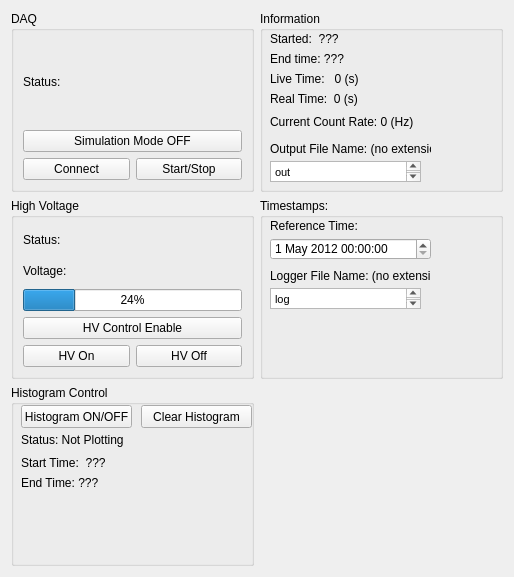
The window that examples/LynxDAQ/src/DAQControlWidget.ui (benyee/grif) describes before a commit, drawn with Qt 5.
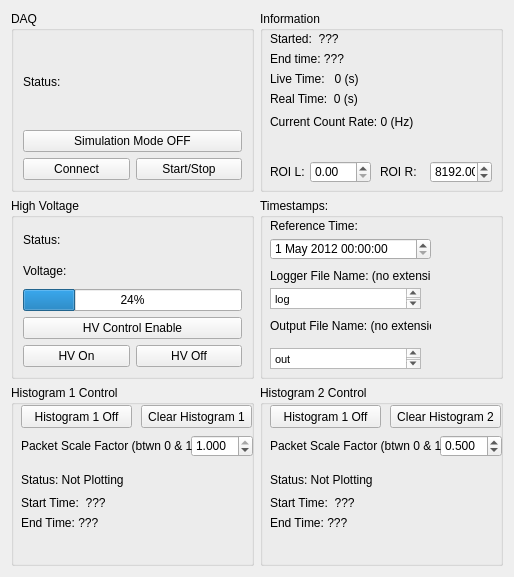
The same window after the commit.

Commit message: Added second histogram, hist. rate inputs

Diff of the .ui file:
```diff
--- a/examples/LynxDAQ/src/DAQControlWidget.ui
+++ b/examples/LynxDAQ/src/DAQControlWidget.ui
@@ -114,111 +114,6 @@
      </layout>
     </widget>
    </item>
-   <item row="1" column="1">
-    <widget class="QGroupBox" name="groupBox">
-     <property name="autoFillBackground">
-      <bool>true</bool>
-     </property>
-     <property name="title">
-      <string>Information</string>
-     </property>
-     <widget class="QLabel" name="startTime">
-      <property name="geometry">
-       <rect>
-        <x>10</x>
-        <y>20</y>
-        <width>231</width>
-        <height>16</height>
-       </rect>
-      </property>
-      <property name="text">
-       <string>Started:  ???</string>
-      </property>
-     </widget>
-     <widget class="QLabel" name="realTime">
-      <property name="geometry">
-       <rect>
-        <x>10</x>
-        <y>80</y>
-        <width>171</width>
-        <height>16</height>
-       </rect>
-      </property>
-      <property name="text">
-       <string>Real Time:  0 (s)</string>
-      </property>
-     </widget>
-     <widget class="QLabel" name="liveTime">
-      <property name="geometry">
-       <rect>
-        <x>10</x>
-        <y>60</y>
-        <width>171</width>
-        <height>16</height>
-       </rect>
-      </property>
-      <property name="text">
-       <string>Live Time:   0 (s)</string>
-      </property>
-     </widget>
-     <widget class="QLabel" name="countRate">
-      <property name="geometry">
-       <rect>
-        <x>10</x>
-        <y>100</y>
-        <width>161</width>
-        <height>21</height>
-       </rect>
-      </property>
-      <property name="text">
-       <string>Current Count Rate: 0 (Hz)</string>
-      </property>
-     </widget>
-     <widget class="QTextEdit" name="outFileName">
-      <property name="geometry">
-       <rect>
-        <x>10</x>
-        <y>150</y>
-        <width>151</width>
-        <height>21</height>
-       </rect>
-      </property>
-      <property name="html">
-       <string>&lt;!DOCTYPE HTML PUBLIC &quot;-//W3C//DTD HTML 4.0//EN&quot; &quot;http://www.w3.org/TR/REC-html40/strict.dtd&quot;&gt;
-&lt;html&gt;&lt;head&gt;&lt;meta name=&quot;qrichtext&quot; content=&quot;1&quot; /&gt;&lt;style type=&quot;text/css&quot;&gt;
-p, li { white-space: pre-wrap; }
-&lt;/style&gt;&lt;/head&gt;&lt;body style=&quot; font-family:'MS Shell Dlg 2'; font-size:8.25pt; font-weight:400; font-style:normal;&quot;&gt;
-&lt;p style=&quot; margin-top:0px; margin-bottom:0px; margin-left:0px; margin-right:0px; -qt-block-indent:0; text-indent:0px;&quot;&gt;&lt;span style=&quot; font-size:8pt;&quot;&gt;out&lt;/span&gt;&lt;/p&gt;&lt;/body&gt;&lt;/html&gt;</string>
-      </property>
-     </widget>
-     <widget class="QLabel" name="fileNameInstruction">
-      <property name="geometry">
-       <rect>
-        <x>10</x>
-        <y>130</y>
-        <width>161</width>
-        <height>16</height>
-       </rect>
-      </property>
-      <property name="text">
-       <string>Output File Name: (no extension)</string>
-      </property>
-     </widget>
-     <widget class="QLabel" name="endTime">
-      <property name="geometry">
-       <rect>
-        <x>10</x>
-        <y>40</y>
-        <width>231</width>
-        <height>16</height>
-       </rect>
-      </property>
-      <property name="text">
-       <string>End time: ???</string>
-      </property>
-     </widget>
-    </widget>
-   </item>
    <item row="2" column="1">
     <widget class="QGroupBox" name="groupBox_2">
      <property name="autoFillBackground">
@@ -290,6 +185,36 @@
        <string>Logger File Name: (no extension)</string>
       </property>
      </widget>
+     <widget class="QTextEdit" name="outFileName">
+      <property name="geometry">
+       <rect>
+        <x>10</x>
+        <y>150</y>
+        <width>151</width>
+        <height>21</height>
+       </rect>
+      </property>
+      <property name="html">
+       <string>&lt;!DOCTYPE HTML PUBLIC &quot;-//W3C//DTD HTML 4.0//EN&quot; &quot;http://www.w3.org/TR/REC-html40/strict.dtd&quot;&gt;
+&lt;html&gt;&lt;head&gt;&lt;meta name=&quot;qrichtext&quot; content=&quot;1&quot; /&gt;&lt;style type=&quot;text/css&quot;&gt;
+p, li { white-space: pre-wrap; }
+&lt;/style&gt;&lt;/head&gt;&lt;body style=&quot; font-family:'MS Shell Dlg 2'; font-size:8.25pt; font-weight:400; font-style:normal;&quot;&gt;
+&lt;p style=&quot; margin-top:0px; margin-bottom:0px; margin-left:0px; margin-right:0px; -qt-block-indent:0; text-indent:0px;&quot;&gt;&lt;span style=&quot; font-size:8pt;&quot;&gt;out&lt;/span&gt;&lt;/p&gt;&lt;/body&gt;&lt;/html&gt;</string>
+      </property>
+     </widget>
+     <widget class="QLabel" name="fileNameInstruction">
+      <property name="geometry">
+       <rect>
+        <x>10</x>
+        <y>120</y>
+        <width>161</width>
+        <height>16</height>
+       </rect>
+      </property>
+      <property name="text">
+       <string>Output File Name: (no extension)</string>
+      </property>
+     </widget>
     </widget>
    </item>
    <item row="3" column="0">
@@ -301,71 +226,337 @@
       <bool>true</bool>
      </property>
      <property name="title">
-      <string>Histogram Control</string>
+      <string>Histogram 1 Control</string>
      </property>
-     <widget class="QPushButton" name="histOnOff">
+     <widget class="QLabel" name="histStatus1">
       <property name="geometry">
        <rect>
         <x>10</x>
+        <y>80</y>
+        <width>111</width>
+        <height>30</height>
+       </rect>
+      </property>
+      <property name="text">
+       <string>Status: Not Plotting</string>
+      </property>
+     </widget>
+     <widget class="QLabel" name="histStart1">
+      <property name="geometry">
+       <rect>
+        <x>10</x>
+        <y>110</y>
+        <width>231</width>
+        <height>16</height>
+       </rect>
+      </property>
+      <property name="text">
+       <string>Start Time:  ???</string>
+      </property>
+     </widget>
+     <widget class="QLabel" name="histEnd1">
+      <property name="geometry">
+       <rect>
+        <x>10</x>
+        <y>130</y>
+        <width>231</width>
+        <height>16</height>
+       </rect>
+      </property>
+      <property name="text">
+       <string>End Time: ???</string>
+      </property>
+     </widget>
+     <widget class="QPushButton" name="histClear1">
+      <property name="geometry">
+       <rect>
+        <x>130</x>
         <y>20</y>
         <width>111</width>
         <height>23</height>
        </rect>
       </property>
       <property name="text">
-       <string>Histogram ON/OFF</string>
+       <string>Clear Histogram 1</string>
       </property>
      </widget>
-     <widget class="QLabel" name="histstatus">
+     <widget class="QPushButton" name="histOnOff1">
+      <property name="geometry">
+       <rect>
+        <x>10</x>
+        <y>20</y>
+        <width>111</width>
+        <height>23</height>
+       </rect>
+      </property>
+      <property name="text">
+       <string>Histogram 1 Off</string>
+      </property>
+     </widget>
+     <widget class="QDoubleSpinBox" name="packetValue1">
+      <property name="geometry">
+       <rect>
+        <x>180</x>
+        <y>50</y>
+        <width>62</width>
+        <height>22</height>
+       </rect>
+      </property>
+      <property name="decimals">
+       <number>3</number>
+      </property>
+      <property name="maximum">
+       <double>1.000000000000000</double>
+      </property>
+      <property name="value">
+       <double>1.000000000000000</double>
+      </property>
+     </widget>
+     <widget class="QLabel" name="packetInfo1">
+      <property name="geometry">
+       <rect>
+        <x>10</x>
+        <y>50</y>
+        <width>171</width>
+        <height>21</height>
+       </rect>
+      </property>
+      <property name="text">
+       <string>Packet Scale Factor (btwn 0 &amp; 1)</string>
+      </property>
+     </widget>
+    </widget>
+   </item>
+   <item row="3" column="1">
+    <widget class="QGroupBox" name="histbox2">
+     <property name="autoFillBackground">
+      <bool>true</bool>
+     </property>
+     <property name="title">
+      <string>Histogram 2 Control</string>
+     </property>
+     <widget class="QPushButton" name="histClear2">
+      <property name="geometry">
+       <rect>
+        <x>130</x>
+        <y>20</y>
+        <width>111</width>
+        <height>23</height>
+       </rect>
+      </property>
+      <property name="text">
+       <string>Clear Histogram 2</string>
+      </property>
+     </widget>
+     <widget class="QLabel" name="histStatus2">
+      <property name="geometry">
+       <rect>
+        <x>10</x>
+        <y>80</y>
+        <width>111</width>
+        <height>30</height>
+       </rect>
+      </property>
+      <property name="text">
+       <string>Status: Not Plotting</string>
+      </property>
+     </widget>
+     <widget class="QLabel" name="histStart2">
+      <property name="geometry">
+       <rect>
+        <x>10</x>
+        <y>110</y>
+        <width>231</width>
+        <height>16</height>
+       </rect>
+      </property>
+      <property name="text">
+       <string>Start Time:  ???</string>
+      </property>
+     </widget>
+     <widget class="QLabel" name="histEnd2">
+      <property name="geometry">
+       <rect>
+        <x>10</x>
+        <y>130</y>
+        <width>231</width>
+        <height>16</height>
+       </rect>
+      </property>
+      <property name="text">
+       <string>End Time: ???</string>
+      </property>
+     </widget>
+     <widget class="QDoubleSpinBox" name="packetValue2">
+      <property name="geometry">
+       <rect>
+        <x>180</x>
+        <y>50</y>
+        <width>62</width>
+        <height>22</height>
+       </rect>
+      </property>
+      <property name="decimals">
+       <number>3</number>
+      </property>
+      <property name="maximum">
+       <double>1.000000000000000</double>
+      </property>
+      <property name="value">
+       <double>0.500000000000000</double>
+      </property>
+     </widget>
+     <widget class="QLabel" name="packetInfo2">
+      <property name="geometry">
+       <rect>
+        <x>10</x>
+        <y>50</y>
+        <width>171</width>
+        <height>21</height>
+       </rect>
+      </property>
+      <property name="text">
+       <string>Packet Scale Factor (btwn 0 &amp; 1)</string>
+      </property>
+     </widget>
+     <widget class="QPushButton" name="histOnOff2">
+      <property name="geometry">
+       <rect>
+        <x>10</x>
+        <y>20</y>
+        <width>111</width>
+        <height>23</height>
+       </rect>
+      </property>
+      <property name="text">
+       <string>Histogram 1 Off</string>
+      </property>
+     </widget>
+    </widget>
+   </item>
+   <item row="1" column="1">
+    <widget class="QGroupBox" name="groupBox">
+     <property name="autoFillBackground">
+      <bool>true</bool>
+     </property>
+     <property name="title">
+      <string>Information</string>
+     </property>
+     <widget class="QLabel" name="startTime">
+      <property name="geometry">
+       <rect>
+        <x>10</x>
+        <y>20</y>
+        <width>231</width>
+        <height>16</height>
+       </rect>
+      </property>
+      <property name="text">
+       <string>Started:  ???</string>
+      </property>
+     </widget>
+     <widget class="QLabel" name="realTime">
+      <property name="geometry">
+       <rect>
+        <x>10</x>
+        <y>80</y>
+        <width>171</width>
+        <height>16</height>
+       </rect>
+      </property>
+      <property name="text">
+       <string>Real Time:  0 (s)</string>
+      </property>
+     </widget>
+     <widget class="QLabel" name="liveTime">
+      <property name="geometry">
+       <rect>
+        <x>10</x>
+        <y>60</y>
+        <width>171</width>
+        <height>16</height>
+       </rect>
+      </property>
+      <property name="text">
+       <string>Live Time:   0 (s)</string>
+      </property>
+     </widget>
+     <widget class="QLabel" name="countRate">
+      <property name="geometry">
+       <rect>
+        <x>10</x>
+        <y>100</y>
+        <width>161</width>
+        <height>21</height>
+       </rect>
+      </property>
+      <property name="text">
+       <string>Current Count Rate: 0 (Hz)</string>
+      </property>
+     </widget>
+     <widget class="QLabel" name="endTime">
       <property name="geometry">
        <rect>
         <x>10</x>
         <y>40</y>
-        <width>111</width>
-        <height>30</height>
+        <width>231</width>
+        <height>16</height>
        </rect>
       </property>
       <property name="text">
-       <string>Status: Not Plotting</string>
+       <string>End time: ???</string>
       </property>
      </widget>
-     <widget class="QLabel" name="histStart">
+     <widget class="QDoubleSpinBox" name="roi_L">
       <property name="geometry">
        <rect>
-        <x>10</x>
-        <y>70</y>
-        <width>231</width>
-        <height>16</height>
+        <x>50</x>
+        <y>150</y>
+        <width>61</width>
+        <height>22</height>
        </rect>
       </property>
-      <property name="text">
-       <string>Start Time:  ???</string>
+     </widget>
+     <widget class="QDoubleSpinBox" name="doubleSpinBox_3">
+      <property name="geometry">
+       <rect>
+        <x>170</x>
+        <y>150</y>
+        <width>62</width>
+        <height>22</height>
+       </rect>
       </property>
+      <property name="maximum">
+       <double>100000.000000000000000</double>
+      </property>
+      <property name="value">
+       <double>8192.000000000000000</double>
+      </property>
      </widget>
-     <widget class="QLabel" name="histEnd">
+     <widget class="QLabel" name="label">
       <property name="geometry">
        <rect>
         <x>10</x>
-        <y>90</y>
-        <width>231</width>
-        <height>16</height>
+        <y>150</y>
+        <width>46</width>
+        <height>21</height>
        </rect>
       </property>
       <property name="text">
-       <string>End Time: ???</string>
+       <string>ROI L:</string>
       </property>
      </widget>
-     <widget class="QPushButton" name="histClear">
+     <widget class="QLabel" name="label_3">
       <property name="geometry">
        <rect>
-        <x>130</x>
-        <y>20</y>
-        <width>111</width>
-        <height>23</height>
+        <x>120</x>
+        <y>150</y>
+        <width>46</width>
+        <height>21</height>
        </rect>
       </property>
       <property name="text">
-       <string>Clear Histogram</string>
+       <string>ROI R:</string>
       </property>
      </widget>
     </widget>
```
Left out of the diff: 2 changed lines with no effect on the pictures. The commit also changes 7 other files.
